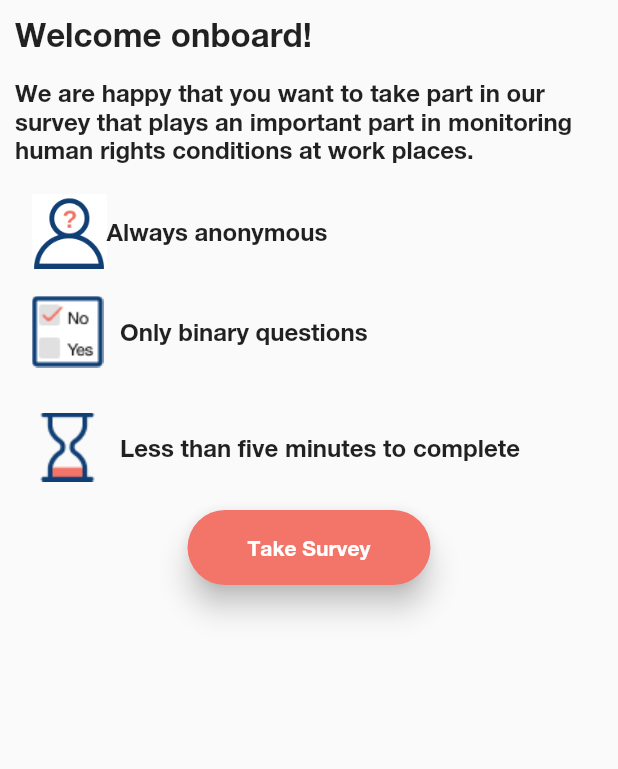
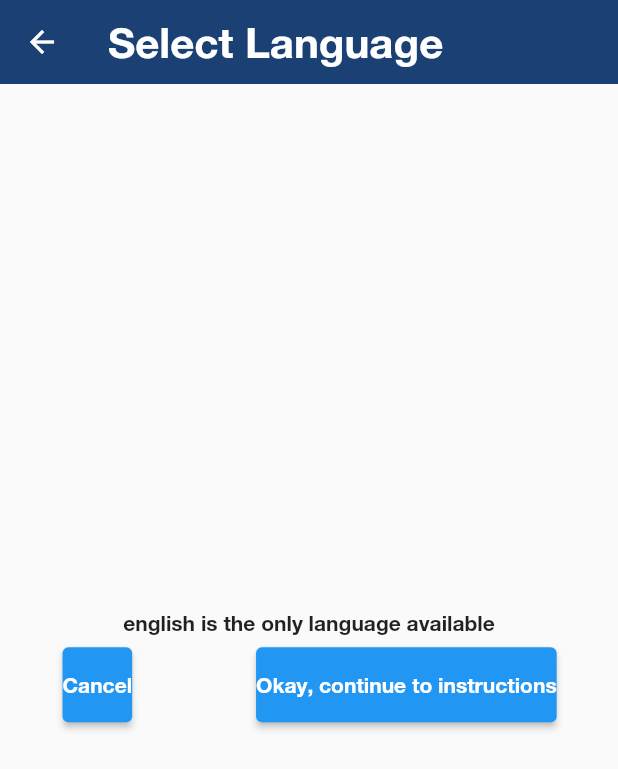
Before and after one commit to slavefreetrade/libertas_people, a Flutter app: the WelcomeFirstTimeContent widget shown alone on an empty page, opened directly with empty values, after a tap on "Take Survey", on a phone screen of 412 x 824 dp. Shown: the top 769 px of the screen. Run offline on Flutter 3.47's test engine with Material 2 defaults, Android fonts, the phone set to English and light mode, and no system bars; our stand-ins replace device_info, device_preview, flutter_bloc, flutter_secure_storage, percent_indicator, step_progress_indicator; accounts and stored records are empty; generated files the repository leaves out were written again.

```diff
--- a/lib/pages/home/home_page_content/unfinished_survey_content.dart
+++ b/lib/pages/home/home_page_content/unfinished_survey_content.dart
@@ -1,5 +1,7 @@
 import 'package:flutter/material.dart';
 import 'package:libertaspeople/constants/colors.dart';
+import 'package:libertaspeople/pages/survey/survey_cubit.dart';
+import 'package:flutter_bloc/flutter_bloc.dart';
 
 class UnfinishedSurveyContent extends StatelessWidget {
   final String surveyId;
@@ -79,6 +81,8 @@ class UnfinishedSurveyContent extends StatelessWidget {
                 onPressed: () {
                   print(
                       "finish survey for surveyId: $surveyId \tsessionId: $sessionId");
+                  context.bloc<SurveyCubit>().returnToIncompletedSurveySession(
+                      surveyId: surveyId, sessionId: sessionId);
                 },
               ),
             )
--- a/lib/pages/home/home_page_content/welcome_first_time_content.dart
+++ b/lib/pages/home/home_page_content/welcome_first_time_content.dart
@@ -1,6 +1,8 @@
 import 'package:flutter/cupertino.dart';
 import 'package:flutter/material.dart';
 import 'package:libertaspeople/constants/colors.dart';
+import 'package:libertaspeople/pages/survey/lauguage_selection_page.dart';
+import 'package:libertaspeople/pages/survey/survey_information_page.dart';
 
 class WelcomeFirstTimeContent extends StatelessWidget {
   final String firstSurveyId;
@@ -9,10 +11,8 @@ class WelcomeFirstTimeContent extends StatelessWidget {
 
   @override
   Widget build(BuildContext context) {
-    final double deviceWidth = MediaQuery.of(context).size.width;
-
     return Container(
-      width: deviceWidth,
+      width: MediaQuery.of(context).size.width,
       height: 400,
       child: Padding(
         padding: EdgeInsets.all(10.0),
@@ -109,7 +109,9 @@ class WelcomeFirstTimeContent extends StatelessWidget {
                   child: Text("Take Survey"),
                 ),
                 onPressed: () {
-                  print("take first survey for surveyId: $firstSurveyId ");
+                  Navigator.of(context).push(MaterialPageRoute(
+                      builder: (context) =>
+                          LanguageSelectionPage(firstSurveyId)));
                 },
               ),
             )
--- /dev/null
+++ b/lib/pages/survey/lauguage_selection_page.dart
@@ -0,0 +1,49 @@
+import 'package:flutter/material.dart';
+import 'package:libertaspeople/pages/survey/survey_information_page.dart';
+
+class LanguageSelectionPage extends StatefulWidget {
+  final String surveyId;
+
+  const LanguageSelectionPage(this.surveyId);
+
+  @override
+  _LanguageSelectionPageState createState() => _LanguageSelectionPageState();
+}
+
+class _LanguageSelectionPageState extends State<LanguageSelectionPage> {
+  @override
+  Widget build(BuildContext context) {
+    return Scaffold(
+      appBar: AppBar(title: Text("Select Language")),
+      body: Center(
+          child: Column(
+        mainAxisAlignment: MainAxisAlignment.center,
+        children: [
+          Padding(
+            padding: const EdgeInsets.all(8.0),
+            child: Text("english is the only language available"),
+          ),
+          Row(
+            mainAxisAlignment: MainAxisAlignment.spaceAround,
+            children: [
+              RaisedButton(
+                child: Text("Cancel"),
+                onPressed: () {
+                  Navigator.pop(context);
+                },
+              ),
+              RaisedButton(
+                child: Text("Okay, continue to instructions"),
+                onPressed: () {
+                  Navigator.of(context).push(MaterialPageRoute(
+                      builder: (context) =>
+                          SurveyInformationPage(widget.surveyId)));
+                },
+              ),
+            ],
+          )
+        ],
+      )),
+    );
+  }
+}
--- a/lib/pages/survey/survey_cubit.dart
+++ b/lib/pages/survey/survey_cubit.dart
@@ -1,6 +1,10 @@
 import 'package:flutter/foundation.dart';
 import 'package:flutter_bloc/flutter_bloc.dart';
+import 'package:libertaspeople/data_layer/qualtrics_data_sources/qualtrics_local_data_source.dart';
+import 'package:libertaspeople/data_layer/qualtrics_data_sources/qualtrics_remote_data_source.dart';
+import 'package:libertaspeople/data_layer/user_data_sources/user_local_data_source.dart';
 import 'package:libertaspeople/models/question_model.dart';
+import 'package:libertaspeople/models/session_info_model.dart';
 
 abstract class SurveyState {}
 
@@ -8,12 +12,9 @@ class UninitialzedSurveyState extends SurveyState {}
 
 class LoadingSurveyState extends SurveyState {}
 
-// to display first 2 pages
-class BeginSurveyState extends SurveyState {}
-
 class FillingOutQuestionSurveyState extends SurveyState {
-  final String currentQuestionIndex;
-  final String previousQuestionIndex;
+  final int currentQuestionIndex;
+  final int previousQuestionIndex;
   // maybe next index too;
 
   final QuestionModel question;
@@ -32,11 +33,32 @@ class FailureSurveyState extends SurveyState {}
 class SurveyCubit extends Cubit<SurveyState> {
   SurveyCubit() : super(UninitialzedSurveyState());
 
+  QualtricsRemoteDataSource qualtricsRemote = QualtricsRemoteDataSource();
+  QualtricsLocalDataSource qualtricsLocal = QualtricsLocalDataSource();
+  UserLocalDataSource userLocal = UserLocalDataSource();
+
   // could store survey ID and session ID globally because they wont change
 
-  startSurvey(String surveyId) {}
+  startSurvey(String surveyId) async {
+    SessionInfoModel sessionInfo = await qualtricsRemote.startSession(surveyId);
+    await qualtricsLocal.storeCurrentSessionData(
+        surveyId, sessionInfo.sessionId);
 
-  returnToIncompletedSurveySession(String surveyId, String surveySessionId) {}
+    // answer initial question 0 and insert question Id
+    sessionInfo.questions.forEach((question) => print(question.questionId));
+  }
+
+  returnToIncompletedSurveySession({
+    @required String surveyId,
+    @required String sessionId,
+  }) async {
+    SessionInfoModel sessionInfo = await qualtricsRemote.getCurrentSession(
+        surveyId: surveyId, sessionId: sessionId);
+    emit(FillingOutQuestionSurveyState(
+        currentQuestionIndex: 1,
+        previousQuestionIndex: 2,
+        question: QuestionModel()));
+  }
 
   answerQuestion() {}
 
```
Also changed, not shown: lib/data_layer/qualtrics_data_sources/qualtrics_local_data_source.dart (+8 -2 lines), lib/data_layer/qualtrics_data_sources/qualtrics_remote_data_source.dart (+12 -12 lines), lib/main.dart (+6 -2 lines), lib/pages/home/home_cubit.dart (+4 -4 lines), lib/pages/home/home_page.dart (+19 -6 lines), lib/pages/survey/survey_information_page.dart (added, +61 -0 lines), lib/pages/test_qualtrics_remote_data_source_page.dart (+4 -6 lines), lib/pages/survey/survey_question_page.dart (renamed from lib/pages/survey_question_page.dart), lib/pages/survey/survey_thankyou_page.dart (renamed from lib/pages/survey_thankyou_page.dart), lib/pages/survey/thankyou_page.dart (renamed from lib/pages/thankyou_page.dart).
